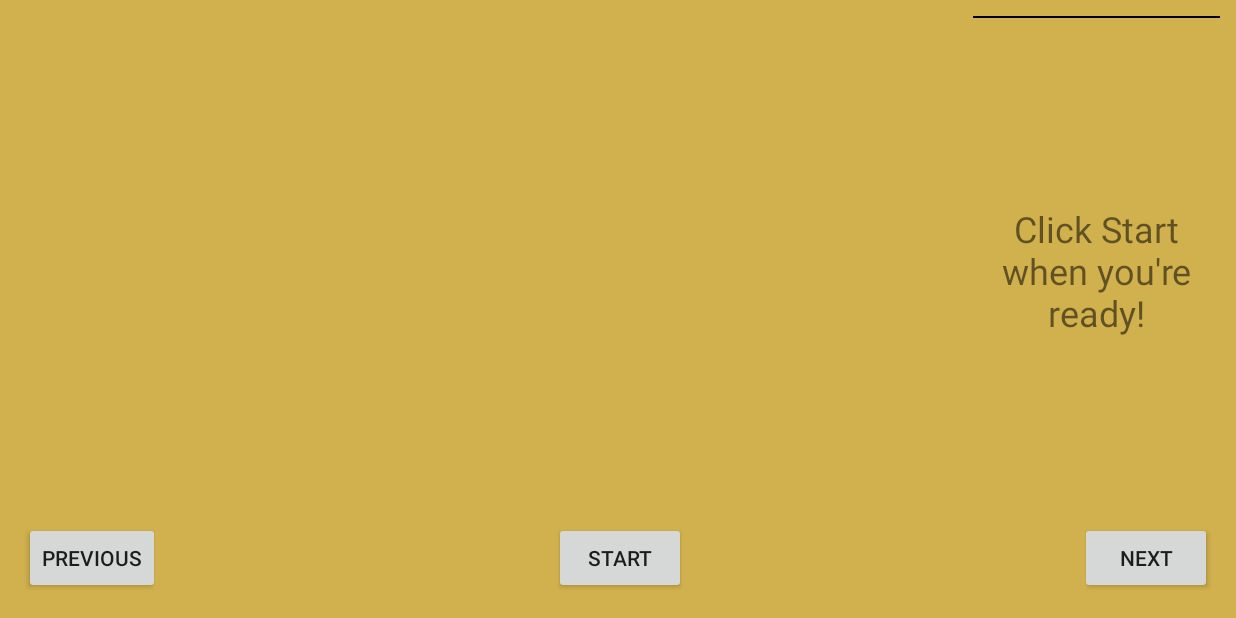
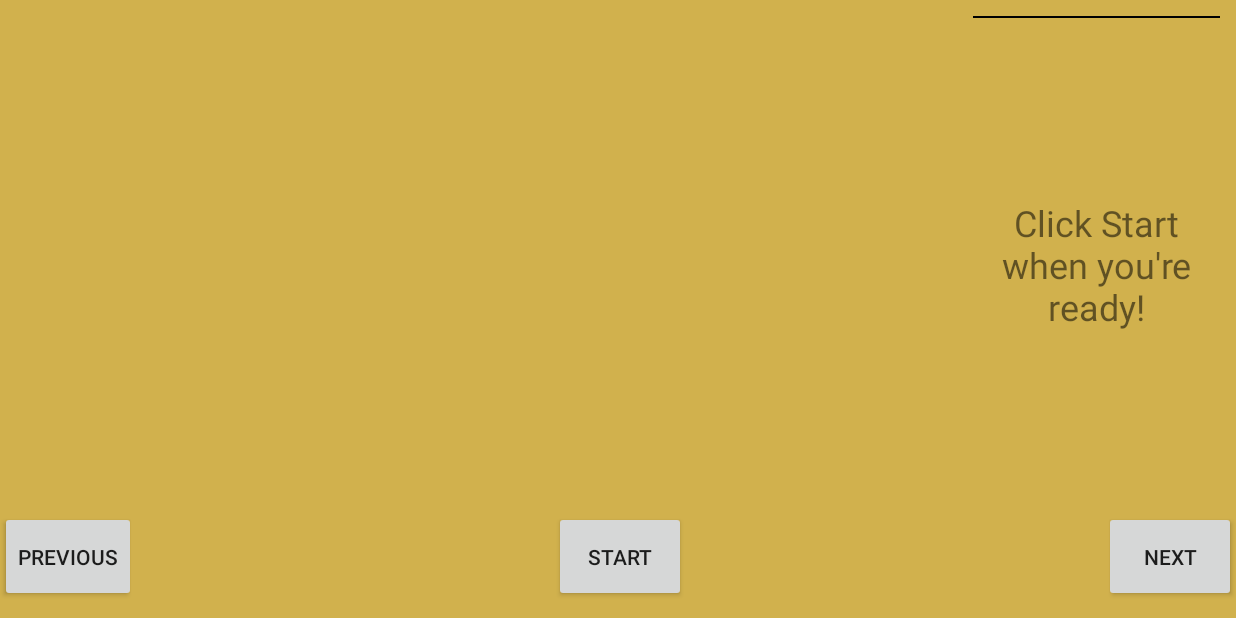
Before and after one commit to jacek-bulatek/java-app, an Android app: the LevelActivity screen opened directly, with no data from a screen before it, on a phone screen of 824 x 412 dp (held sideways). Run offline under Robolectric (Android 15) with nearby library versions, the phone set to English and light mode, and no system bars; 19 statements that could not run were skipped.

Commit message:
[#vn36] Add fixed height and width properties to navigation buttons (#43)
+ Fix tiles parameters adequate to navigation buttons sizes

```diff
--- a/app/src/main/java/com/example/nockanakalinowej/View/LevelActivity.java
+++ b/app/src/main/java/com/example/nockanakalinowej/View/LevelActivity.java
@@ -10,6 +10,7 @@ import android.os.Bundle;
 import android.util.DisplayMetrics;
 import android.view.Gravity;
 import android.view.View;
+import android.view.ViewGroup;
 import android.view.WindowManager;
 import android.widget.Button;
 import android.widget.ImageView;
@@ -31,6 +32,7 @@ import java.util.Map;
 public class LevelActivity extends AppCompatActivity{
     protected int viewWidth;
     protected int viewHeight;
+    public static final int MARGIN = 16;
     public static final int RESULT_PREVIOUS = 100;
     public static final int RESULT_NEXT = 101;
     protected TilesMatrixLayout tilesField;
@@ -58,7 +60,6 @@ public class LevelActivity extends AppCompatActivity{
         viewWidth = displaymetrics.widthPixels;
         viewHeight = displaymetrics.heightPixels;
         startButtonAction = 0;
-
 
 
         Intent intent = getIntent();
@@ -124,6 +125,21 @@ public class LevelActivity extends AppCompatActivity{
 
         tilesField.addImagesIDs(imagesIDs);
 
+        // Setting navigation buttons params
+        int navigationButtonsHeight = (int) (viewHeight*0.2) - 2*MARGIN;
+        Button startButton = (Button) findViewById(R.id.start);
+        ConstraintLayout.LayoutParams navigationButtonsParams = (ConstraintLayout.LayoutParams) startButton.getLayoutParams();
+        navigationButtonsParams.height = navigationButtonsHeight;
+        startButton.setLayoutParams(navigationButtonsParams);
+        Button previousButton = (Button) findViewById(R.id.previous);
+        navigationButtonsParams = (ConstraintLayout.LayoutParams) previousButton.getLayoutParams();
+        navigationButtonsParams.height = navigationButtonsHeight;
+        previousButton.setLayoutParams(navigationButtonsParams);
+        Button nextButton = (Button) findViewById(R.id.next);
+        navigationButtonsParams = (ConstraintLayout.LayoutParams) nextButton.getLayoutParams();
+        navigationButtonsParams.height = navigationButtonsHeight;
+        nextButton.setLayoutParams(navigationButtonsParams);
+
         // Setting full image params
         int fullImageWidth = (int) (viewWidth * 0.2);
         int fullImageHeight = (int) (fullImageWidth* level.getTilesNoY() / level.getTilesNoX());
@@ -155,12 +171,10 @@ public class LevelActivity extends AppCompatActivity{
         levelLayout.addView(tilesField);
 
         if ( level.getLevelNo() == 0) {
-            Button previousButton = (Button) findViewById(R.id.previous);
             previousButton.setClickable(false);
             previousButton.setVisibility(View.INVISIBLE);
         }
         if ( level.getLevelNo() >= gameController.getLevelsNo() - 1){
-            Button nextButton = (Button) findViewById(R.id.next);
             nextButton.setClickable(false);
             nextButton.setVisibility(View.INVISIBLE);
         }
--- a/app/src/main/java/com/example/nockanakalinowej/View/TilesMatrixLayout.java
+++ b/app/src/main/java/com/example/nockanakalinowej/View/TilesMatrixLayout.java
@@ -85,12 +85,11 @@ class TilesMatrixLayout extends ConstraintLayout {
 
         selectedTilesButtons = new ImageButton[2];
 
-        edge = tileEdge(tilesMatrix.getTilesNoX(), tilesMatrix.getTilesNoY());
-
         tilesMarginX = 16;
         tilesMarginY = 16;
         tilesSpace = 2;
 
+        edge = tileEdge(tilesMatrix.getTilesNoX(), tilesMatrix.getTilesNoY());
 
         // Creating tiles buttons
         tilesButtons = new ImageButton[tilesMatrix.getTilesNo()];
@@ -204,8 +203,8 @@ class TilesMatrixLayout extends ConstraintLayout {
     }
 
     protected int tileEdge(int tileX, int tileY){
-        int x=(int)((0.8*viewWidth-2* tilesMarginX -(tileX-1)*tilesSpace)/tileX);
-        int y=(int)((0.8*viewHeight-2* tilesMarginY -(tileY-1)*tilesSpace)/tileY);
+        int x=(int)(((viewWidth * 0.8) - (2 * tilesMarginX) - ((tileX - 1) * tilesSpace)) / tileX);
+        int y=(int)((0.8 * viewHeight - tilesMarginY - (tileY - 1) * tilesSpace) / tileY);
         return min(x,y);
     }
 
--- a/app/src/main/res/layout/activity_level.xml
+++ b/app/src/main/res/layout/activity_level.xml
@@ -19,8 +19,7 @@
         android:id="@+id/next"
         android:layout_width="wrap_content"
         android:layout_height="wrap_content"
-        android:layout_marginBottom="16dp"
-        android:layout_marginRight="16dp"
+        android:layout_marginBottom="16px"
         android:onClick="nextOnclick"
         android:text="Next"
         app:layout_constraintBottom_toBottomOf="@id/Level_layout"
@@ -40,7 +39,7 @@
         android:id="@+id/start"
         android:layout_width="wrap_content"
         android:layout_height="wrap_content"
-        android:layout_marginBottom="16dp"
+        android:layout_marginBottom="16px"
         android:onClick="startOnclick"
         android:text="Start"
         app:layout_constraintBottom_toBottomOf="@+id/Level_layout"
@@ -51,8 +50,7 @@
         android:id="@+id/previous"
         android:layout_width="wrap_content"
         android:layout_height="wrap_content"
-        android:layout_marginBottom="16dp"
-        android:layout_marginLeft="16dp"
+        android:layout_marginBottom="16px"
         android:onClick="previousOnclick"
         android:text="Previous"
         app:layout_constraintBottom_toBottomOf="@+id/Level_layout"
```
